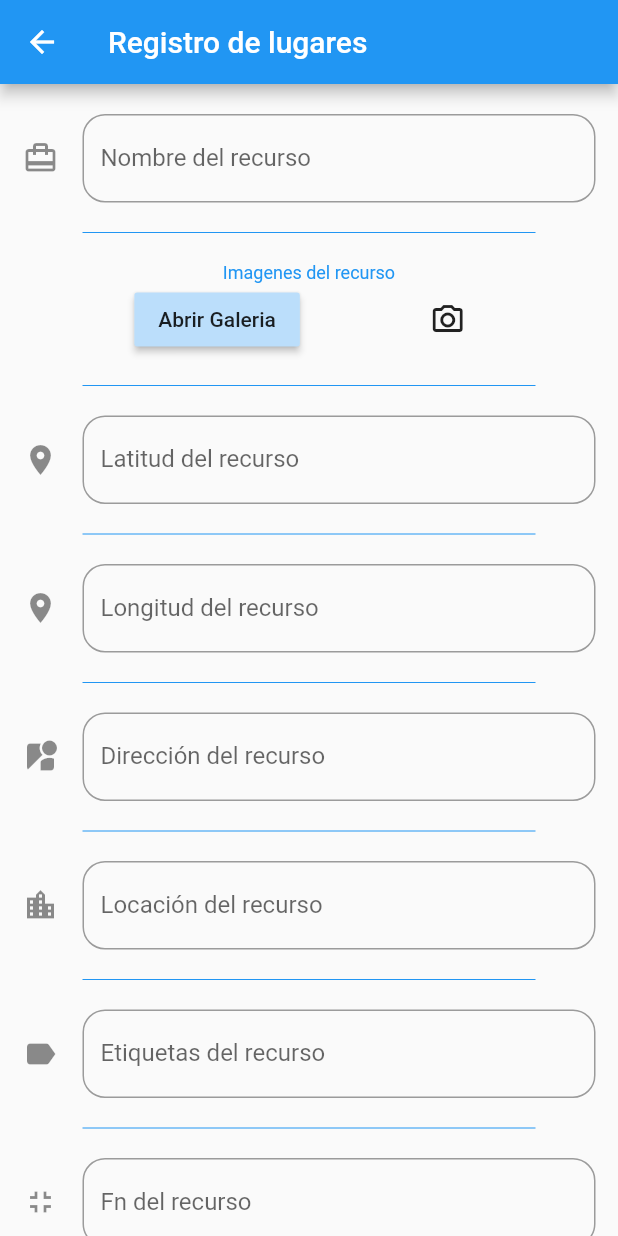
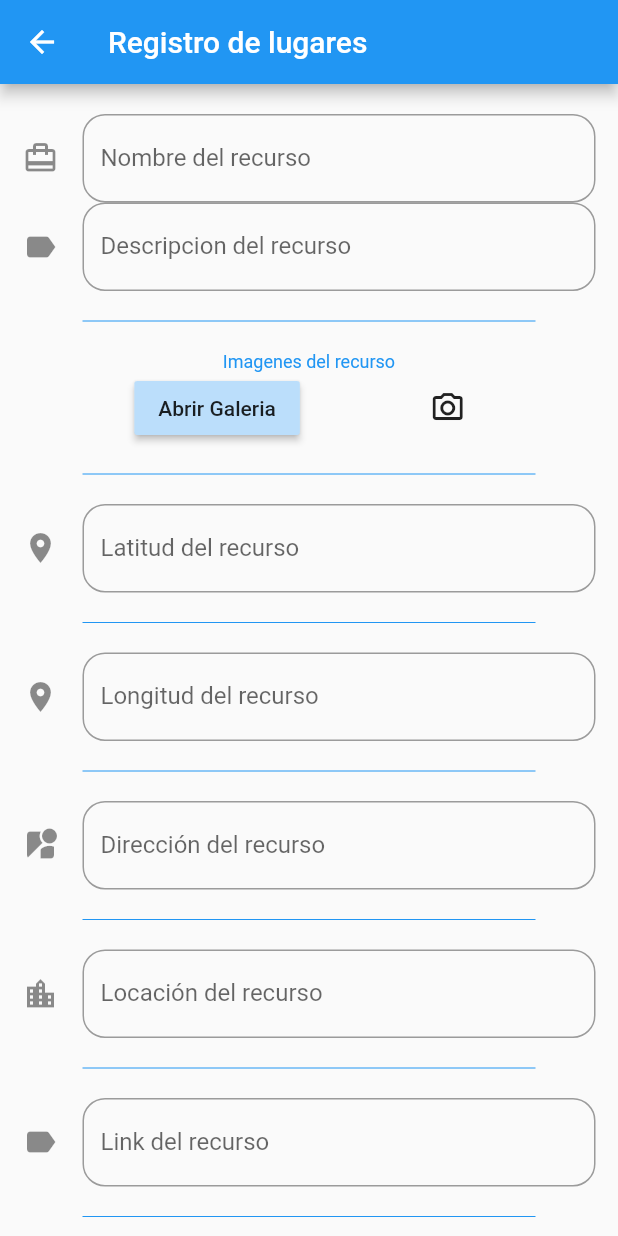
Before and after one commit to juankll2/front-TurisUp, a Flutter app: the screen it shows after launch, item 3 of the bottom bar chosen, after a tap on the "add" icon, on a phone screen of 412 x 824 dp. Run offline on Flutter 3.47's test engine with Material 2 defaults, Android fonts, the light colour scheme and no system bars; our stand-ins replace image_picker; network calls fail.

Commit message:
get Places

```diff
--- /dev/null
+++ b/lib/src/pages/getPlaces.dart
@@ -0,0 +1,65 @@
+import 'dart:convert';
+import 'package:flutter/material.dart';
+import 'package:turismup/src/pages/datos_places.dart';
+import 'package:http/http.dart' as http;
+
+class CargarJson extends StatefulWidget {
+  const CargarJson({super.key});
+
+  @override
+  State<CargarJson> createState() => _CargarJsonState();
+}
+
+class _CargarJsonState extends State<CargarJson> {
+  Future<List<Datos_Place>> placesFuture = getPlaces();
+
+  static Future<List<Datos_Place>> getPlaces() async {
+    const url = 'http://192.168.43.127:8000/api/place/all';
+    final response = await http.get(Uri.parse(url));
+    final body = json.decode(response.body);
+    return body.map<Datos_Place>(Datos_Place.formJson).toList();
+  }
+
+  @override
+  Widget build(BuildContext context) {
+    return Scaffold(
+      body: Center(
+          child: FutureBuilder<List<Datos_Place>>(
+              future: placesFuture,
+              builder: (context, snapshot) {
+                if (snapshot.hasData) {
+                  final places = snapshot.data!;
+                  return buildPlaces(places);
+                } else {
+                  return const Text('No existen datos');
+                }
+              })),
+    );
+  }
+
+  Widget buildPlaces(List<Datos_Place> places) => ListView.builder(
+      itemCount: places.length,
+      itemBuilder: (context, index) {
+        final place = places[index];
+        return Card(
+          child: ListTile(
+            leading: Container(
+              width: 100,
+              height: 100,
+              child: FadeInImage(
+                placeholder: const AssetImage('assets/jar-loading.gif'),
+                image: NetworkImage((place.imagesPaths[1])),
+              ),
+              // backgroundImage: NetworkImage((place.imagesPaths[1])),
+            ),
+            title: Text((place.title).toString()),
+            subtitle: Text((place.descripcion).toString()),
+            trailing: Icon(
+              Icons.arrow_forward_ios_rounded,
+              color: Colors.blue[200],
+            ),
+            onTap: () {},
+          ),
+        );
+      });
+}
--- a/lib/src/pages/inputs_page.dart
+++ b/lib/src/pages/inputs_page.dart
@@ -1,5 +1,7 @@
 import 'package:flutter/material.dart';
 import 'package:image_picker/image_picker.dart';
+import 'package:http/http.dart' as http;
+import 'dart:convert';
 
 class InputsPage extends StatefulWidget {
   const InputsPage({super.key});
@@ -14,9 +16,13 @@ class _InputsPage extends State<InputsPage> {
   String _latitud = '';
   String _address = '';
   String _location = '';
+  String _link = '';
   String _label = '';
   String _fn = '';
   String _imgPath = '';
+  List _imagesPaths = [];
+  String _descricion = '';
+  double distancia = 0.0;
   @override
   Widget build(BuildContext context) {
     return Scaffold(
@@ -27,6 +33,8 @@ class _InputsPage extends State<InputsPage> {
         padding: EdgeInsets.symmetric(horizontal: 15.0, vertical: 20.0),
         children: <Widget>[
           _crearInput(),
+          // _divider(),
+          _descripcionInput(),
           _divider(),
           _cargarImagenInput(),
           _divider(),
@@ -37,6 +45,8 @@ class _InputsPage extends State<InputsPage> {
           _direccionInput(),
           _divider(),
           _locacionInput(),
+          _divider(),
+          _linkInput(),
           _divider(),
           _labelInput(),
           _divider(),
@@ -252,4 +262,34 @@ class _InputsPage extends State<InputsPage> {
       ),
     );
   }
+
+  Widget _descripcionInput() {
+    return TextField(
+      textCapitalization: TextCapitalization.sentences,
+      decoration: InputDecoration(
+          border: OutlineInputBorder(borderRadius: BorderRadius.circular(15.0)),
+          hintText: 'Descripcion del recurso', //Title
+          labelText: 'Descripcion del recurso',
+          // helperText: 'Defina un nombre del nuevo recurso',
+          icon: Icon(Icons.label)),
+      onChanged: (valor) {
+        _descricion = valor;
+      },
+    );
+  }
+
+  Widget _linkInput() {
+    return TextField(
+      textCapitalization: TextCapitalization.sentences,
+      decoration: InputDecoration(
+          border: OutlineInputBorder(borderRadius: BorderRadius.circular(15.0)),
+          hintText: 'Link del recurso', //Title
+          labelText: 'Link del recurso',
+          // helperText: 'Defina un nombre del nuevo recurso',
+          icon: Icon(Icons.label)),
+      onChanged: (valor) {
+        _link = valor;
+      },
+    );
+  }
 }
--- a/lib/src/pages/routes_page.dart
+++ b/lib/src/pages/routes_page.dart
@@ -1,8 +1,6 @@
 import 'package:flutter/material.dart';
 import 'package:turismup/src/pages/inputs_page.dart';
-import 'package:turismup/src/providers/menu_providers.dart';
-
-import 'crear_recurso_page.dart';
+import 'package:turismup/src/pages/getPlaces.dart';
 
 class RoutePage extends StatefulWidget {
   @override
@@ -17,7 +15,7 @@ class _RoutePageState extends State<RoutePage> {
       appBar: AppBar(
         title: const Text('Recursos'),
       ),
-      body: _lista(),
+      body: CargarJson(),
       floatingActionButton: _CrearBoton(),
     );
   }
@@ -44,50 +42,4 @@ class _RoutePageState extends State<RoutePage> {
       ],
     );
   }
-
-  Widget _lista() {
-    return FutureBuilder(
-      future: menuProvider.cargarPlace(),
-      initialData: [],
-      builder: (context, AsyncSnapshot<List<dynamic>> snapshot) {
-        print(snapshot.data);
-        return ListView(
-          children: _listaItems(snapshot.data ?? [], context),
-        );
-      },
-    );
-  }
-
-  List<Widget> _listaItems(List<dynamic> data, BuildContext context) {
-    final List<Widget> opciones = [];
-    data.forEach((opt) {
-      final widgetTemp = ListTile(
-        title: Text(opt['location']),
-        subtitle: Text(opt['userId']),
-        leading: Container(
-          width: 30,
-          height: 30,
-          // ignore: prefer_const_constructors
-          child: FadeInImage(
-              placeholder: const AssetImage('assets/jar-loading.gif'),
-              image: const NetworkImage(
-                  'https://photo620x400.mnstatic.com/1cfc308e08847a13626f5e2fbe1d9c1d/catedral-de-la-inmaculada-concepcion.jpg')),
-        ),
-        // ignore: prefer_const_constructors
-        trailing: Icon(
-          Icons.arrow_forward_ios_rounded,
-          color: Colors.deepPurpleAccent,
-        ),
-        onTap: () {},
-      );
-      opciones
-        ..add(widgetTemp)
-        ..add(Divider());
-    });
-    return opciones;
-  }
-
-  // void _abrirVentana() {
-  //   setState(() => );
-  // }
 }
--- a/lib/src/providers/menu_providers.dart
+++ b/lib/src/providers/menu_providers.dart
@@ -1,45 +1,52 @@
 import 'dart:convert';
-import 'dart:io';
-import 'package:http/http.dart' as http;
+import 'package:http/http.dart';
 import 'package:flutter/services.dart' show rootBundle;
 import 'package:turismup/src/pages/datos_places.dart';
-import 'package:dio/dio.dart';
 
 class MenuProvider {
-  static Dio _dio = Dio();
-
   List<dynamic> opciones = [];
 
   List<Datos_Place> datos = <Datos_Place>[];
 
-  Future<List<Datos_Place>> cargarPlace() async {
-    var url = 'http://192.168.1.5:8000/api/place/all';
-    print('entro antes de var response');
-    var response =
-        await http.post(Uri.parse(url)).timeout(const Duration(seconds: 10));
-    var datos = jsonDecode(response.body);
-    var registros = <Datos_Place>[];
-    print('entro al for');
-    for (datos in datos) {
-      registros.add(Datos_Place.datos_formJson(datos));
-    }
-    print('-------------------------------------------');
-    print(registros);
-    print('-------------------------------------------');
-    return registros;
-  }
+  // Future<List<Datos_Place>> cargarPlace() async {
+  //   var url = 'http://192.168.1.5:8000/api/place/all';
+  //   print('entro antes de var response');
+  //   var response =
+  //       await http.post(Uri.parse(url)).timeout(const Duration(seconds: 10));
+  //   var datos = jsonDecode(response.body);
+  //   var registros = <Datos_Place>[];
+  //   print('entro al for');
+  //   for (datos in datos) {
+  //     registros.add(Datos_Place.formJson(datos));
+  //   }
+  //   print('-------------------------------------------');
+  //   print(registros[0]);
+  //   print('-------------------------------------------');
+  //   return registros;
+  // }
 
   _MenuProvider() {
     cargarData();
-    cargarPlace();
+    cargarDatos();
+    // cargarPlace();
   }
 
   Future<List<dynamic>> cargarData() async {
     final resp = await rootBundle.loadString('data/menu_opts.json');
     Map dataMap = json.decode(resp);
-    // print(dataMap['rutas']);
+    print(dataMap['rutas']);
     opciones = dataMap['places'];
+    cargarDatos();
     return opciones;
+  }
+
+  void cargarDatos() async {
+    var url = 'http://192.168.1.5:8000/api/place/all';
+    Response response =
+        await get(Uri.parse(url)).timeout(const Duration(seconds: 10));
+    Map data = jsonDecode(response.body);
+    print('imprimir datos');
+    print(data);
   }
 }
 
```
Also changed, not shown: lib/src/pages/datos_places.dart (+29 -30 lines).
